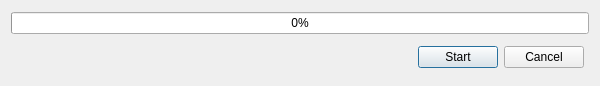
Old version of the form analyzer/ui/AnalyzeWindow.ui in the repository igorJarek/SourceCodeAnalyzer.
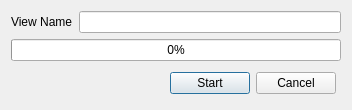
New version of the form.

Commit message: analyzer: add views list

Diff of the .ui file:
```diff
--- a/analyzer/ui/AnalyzeWindow.ui
+++ b/analyzer/ui/AnalyzeWindow.ui
@@ -6,14 +6,40 @@
    <rect>
     <x>0</x>
     <y>0</y>
-    <width>600</width>
-    <height>86</height>
+    <width>352</width>
+    <height>106</height>
    </rect>
   </property>
   <property name="windowTitle">
    <string>Analyze Window</string>
   </property>
   <layout class="QVBoxLayout" name="verticalLayout">
+   <item>
+    <layout class="QHBoxLayout" name="horizontalLayout">
+     <item>
+      <widget class="QLabel" name="label">
+       <property name="lineWidth">
+        <number>1</number>
+       </property>
+       <property name="text">
+        <string>View Name</string>
+       </property>
+       <property name="textFormat">
+        <enum>Qt::AutoText</enum>
+       </property>
+       <property name="margin">
+        <number>5</number>
+       </property>
+       <property name="indent">
+        <number>-1</number>
+       </property>
+      </widget>
+     </item>
+     <item>
+      <widget class="QLineEdit" name="viewNameEdit"/>
+     </item>
+    </layout>
+   </item>
    <item>
     <widget class="QProgressBar" name="progressBar">
      <property name="enabled">
```
The commit also changes 6 other files.
